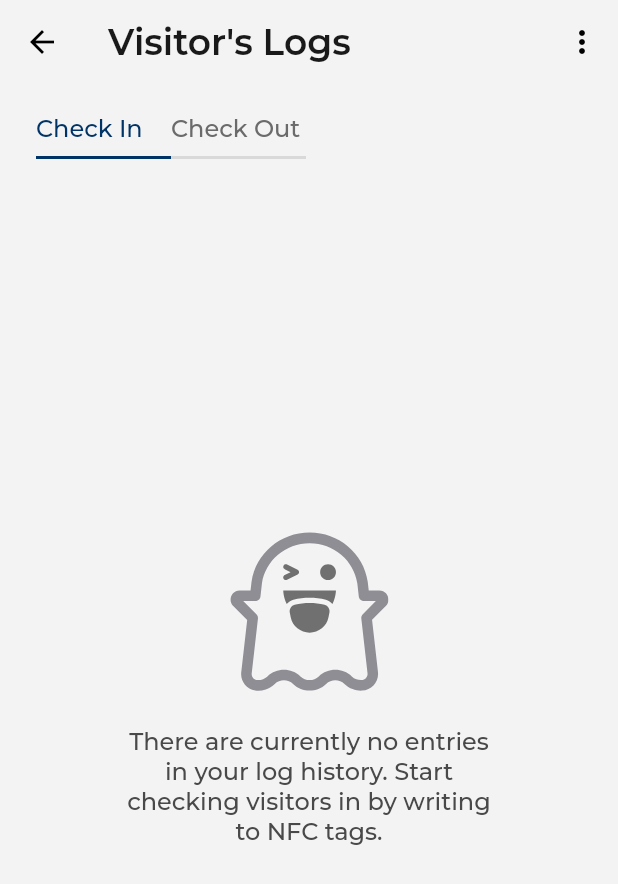
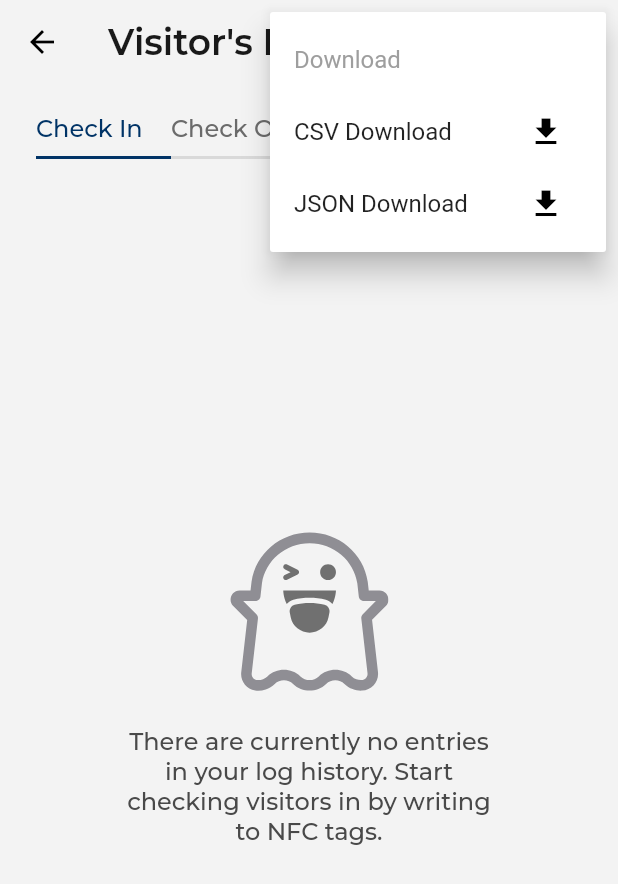
Before and after one commit to Kellytomi/HNG_CheckNGo, a Flutter app: the VisitorsLogsPage screen opened by its route, after a tap on the "more vert" icon, on a phone screen of 412 x 824 dp. Shown: the top 884 px of the screen. Run offline on Flutter 3.47's test engine with Material 3 defaults, Android fonts, the phone set to English and light mode, and no system bars; our stand-ins replace csv, flutter_svg, google_fonts, isar, lottie; missing offline and left inert: nfc_manager; accounts and stored records are empty; generated files the repository leaves out were written again.

Commit message:
add visitors log download

```diff
--- a/lib/src/views/visitors_logs_page.dart
+++ b/lib/src/views/visitors_logs_page.dart
@@ -27,11 +27,43 @@ class _VisitorsLogsPageState extends State<VisitorsLogsPage> {
         title: const Text('Visitor\'s Logs'),
         centerTitle: false,
         actions: [
-          IconButton(
+          // IconButton(
+          //   icon: const Icon(Icons.more_vert),
+          //   onPressed: () {
+          //     // Open a dialog box that shows CSV Download and JSON Download
+
+          //   },
+          // ),
+          PopupMenuButton(
             icon: const Icon(Icons.more_vert),
-            onPressed: () {
-              // Open a dialog box that shows CSV Download and JSON Download
-            },
+            itemBuilder: (BuildContext context) => <PopupMenuEntry<String>>[
+              const PopupMenuItem(
+                child: Text('Download',style: TextStyle(color: Colors.grey),),
+              ),
+              PopupMenuItem(
+                child: Row(
+                  children: [
+                    const Text('CSV Download'),
+                    const Spacer(),
+                    IconButton(
+                      onPressed: () {},
+                      icon: const Icon(Icons.download),
+                    ),
+                  ],
+                ),
+              ),
+              PopupMenuItem(
+                  child: Row(
+                children: [
+                  const Text('JSON Download'),
+                  const Spacer(),
+                  IconButton(
+                    onPressed: () {},
+                    icon: const Icon(Icons.download),
+                  ),
+                ],
+              )),
+            ],
           ),
         ],
       ),
```
